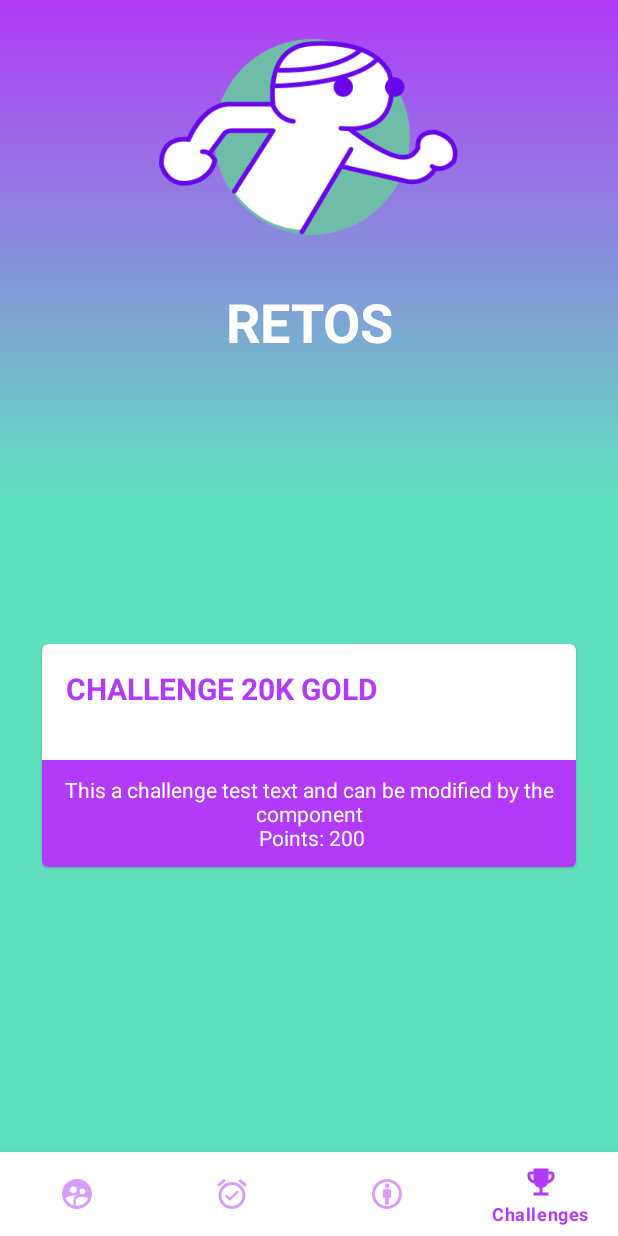
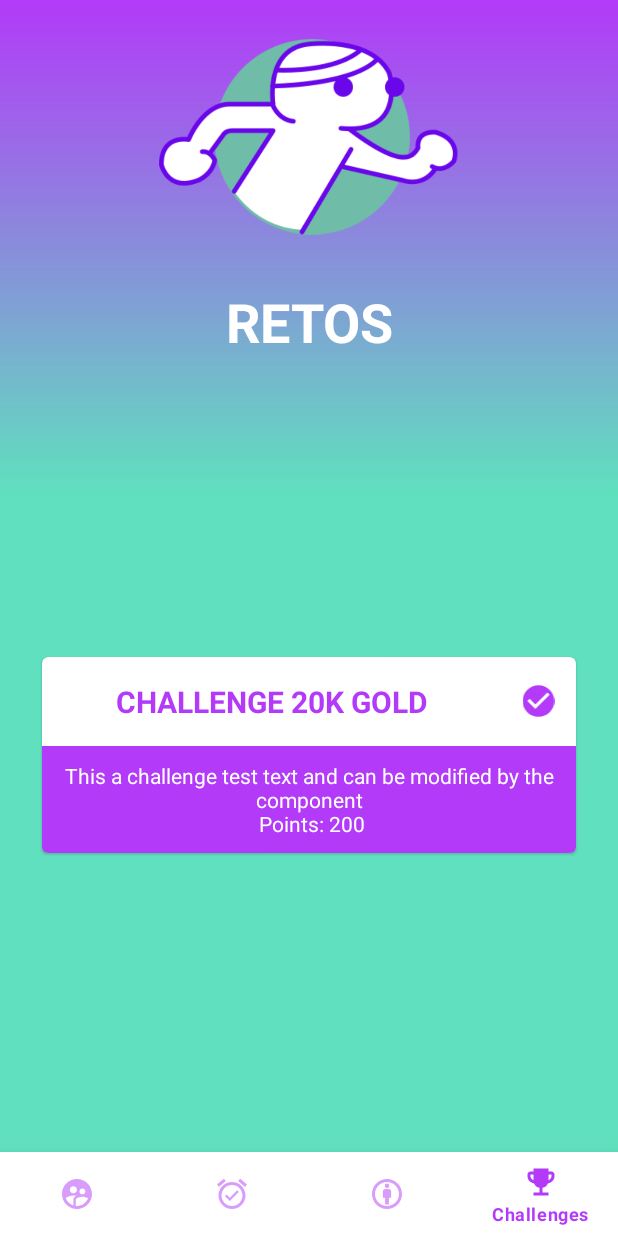
Before and after one commit to IntroCompuMovil202110/FitGuide, an Android app: the ChallengesActivity screen opened directly, with no data from a screen before it, on a phone screen of 412 x 824 dp. Run offline under Robolectric (Android 15) with nearby library versions, the phone set to English and light mode, and no system bars.

```diff
--- a/app/src/main/res/layout/activity_challenges.xml
+++ b/app/src/main/res/layout/activity_challenges.xml
@@ -71,15 +71,19 @@
                     android:layout_height="wrap_content"
                     android:orientation="vertical">
                     <!-- Challenge Title -->
-                    <TextView
-                        style="@style/Widget.App.CardMainText"
-                        android:text="CHALLENGE 20K GOLD" />
+                    <LinearLayout
+                        style="@style/Widget.App.CardMainLayout">
+                        <TextView
+                            style="@style/Widget.App.CardMainText"
+                            android:text="CHALLENGE 20K GOLD" />
+
+                        <ImageView
+                            style="@style/Widget.App.CardMainIcon"
+                            android:id="@+id/imageView4"
+                            app:srcCompat="@drawable/accept_icon" />
+                    </LinearLayout>
+
                     <!-- Challenge Content -->
-                    <ImageView
-                        android:id="@+id/imageView4"
-                        android:layout_width="match_parent"
-                        android:layout_height="wrap_content"
-                        app:srcCompat="@drawable/emoji_events_white_18dp" />
 
                     <LinearLayout style="@style/Widget.CardContent">
 
```
